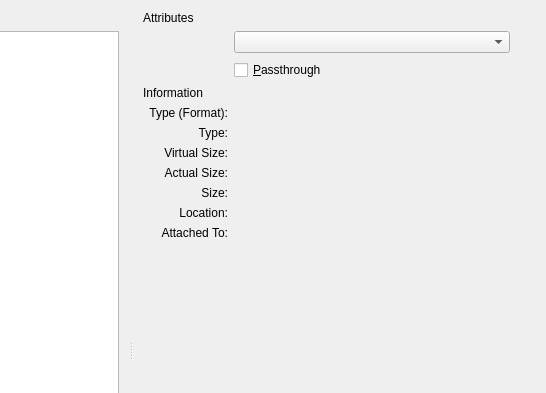
Before: the Qt Designer form vbox/src/VBox/Frontends/VirtualBox/src/settings/machine/UIMachineSettingsStorage.ui in jljuxgm/vboxgit, drawn with Qt 5; both pictures show x 254 to 800 and y 0 to 393 of the 800 by 700 pixel window.
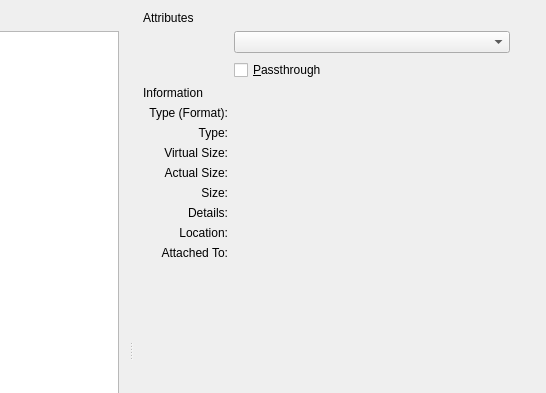
After: the same form once the commit is applied. The open tabs and pages were chosen to show the change. Custom widgets are drawn as their Qt base class.

```diff
--- a/vbox/src/VBox/Frontends/VirtualBox/src/settings/machine/UIMachineSettingsStorage.ui
+++ b/vbox/src/VBox/Frontends/VirtualBox/src/settings/machine/UIMachineSettingsStorage.ui
@@ -430,6 +430,26 @@
          </widget>
         </item>
         <item row="9" column="1" >
+         <widget class="QLabel" name="mLbHDDetails" >
+          <property name="text" >
+           <string>Details:</string>
+          </property>
+          <property name="alignment" >
+           <set>Qt::AlignRight|Qt::AlignTrailing|Qt::AlignVCenter</set>
+          </property>
+         </widget>
+        </item>
+        <item row="9" column="2" >
+         <widget class="QILabel" name="mLbHDDetailsValue" >
+          <property name="sizePolicy" >
+           <sizepolicy vsizetype="Preferred" hsizetype="Ignored" >
+            <horstretch>0</horstretch>
+            <verstretch>0</verstretch>
+           </sizepolicy>
+          </property>
+         </widget>
+        </item>
+        <item row="10" column="1" >
          <widget class="QLabel" name="mLbLocation" >
           <property name="text" >
            <string>Location:</string>
@@ -439,7 +459,7 @@
           </property>
          </widget>
         </item>
-        <item row="9" column="2" >
+        <item row="10" column="2" >
          <widget class="QILabel" name="mLbLocationValue" >
           <property name="sizePolicy" >
            <sizepolicy vsizetype="Preferred" hsizetype="Ignored" >
@@ -449,7 +469,7 @@
           </property>
          </widget>
         </item>
-        <item row="10" column="1" >
+        <item row="11" column="1" >
          <widget class="QLabel" name="mLbUsage" >
           <property name="text" >
            <string>Attached To:</string>
@@ -459,7 +479,7 @@
           </property>
          </widget>
         </item>
-        <item row="10" column="2" >
+        <item row="11" column="2" >
          <widget class="QILabel" name="mLbUsageValue" >
           <property name="sizePolicy" >
            <sizepolicy vsizetype="Preferred" hsizetype="Ignored" >
@@ -469,7 +489,7 @@
           </property>
          </widget>
         </item>
-        <item row="11" column="0" colspan="3" >
+        <item row="12" column="0" colspan="3" >
          <spacer name="mSp6" >
           <property name="orientation" >
            <enum>Qt::Vertical</enum>
```
